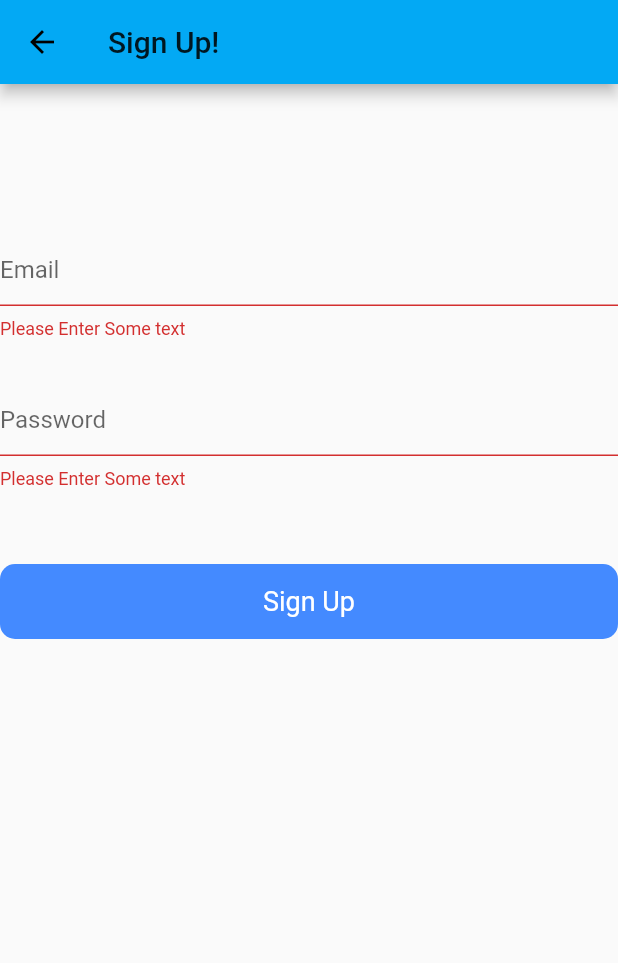
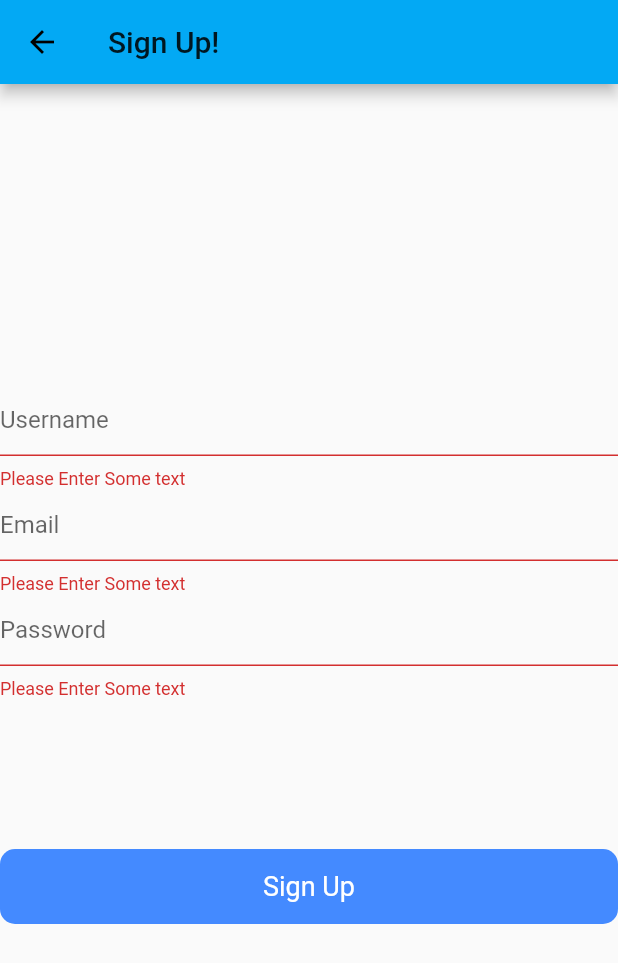
Before and after one commit to phodonou/Home-App, a Flutter app: the signUpPage screen opened by its route, after a tap on "Sign Up", on a phone screen of 412 x 824 dp. Shown: the top 963 px of the screen. Run offline on Flutter 3.47's test engine with Material 2 defaults, Android fonts, the phone set to English and light mode, and no system bars; our stand-ins replace cloud_firestore, firebase_auth; accounts and stored records are empty.

Commit message:
Kinda done but not really

```diff
--- a/lib/signUpPage.dart
+++ b/lib/signUpPage.dart
@@ -1,5 +1,6 @@
 import 'package:flutter/material.dart';
 import 'package:firebase_auth/firebase_auth.dart';
+import 'package:cloud_firestore/cloud_firestore.dart';
 
 final FirebaseAuth _auth = FirebaseAuth.instance;
 FirebaseUser user;
@@ -41,7 +42,6 @@ class signUpPageState extends State<signUpPage>{
     );
 
     Widget EmailTextField = new Container(
-      margin: EdgeInsets.only(bottom: 30.0),
       child: new TextFormField(
         keyboardType: TextInputType.emailAddress, //email address just to prevent auto-capitalization
         controller: emailController,
@@ -74,7 +74,7 @@ class signUpPageState extends State<signUpPage>{
       child: new Column(
         children: <Widget>[ EmailTextField, PasswordTextField],
       ),
-      margin: EdgeInsets.only(top: 100.0, bottom: 50.0),
+      margin: EdgeInsets.only(bottom: 100.0),
     );
 
     Widget SubmitButton = new Center(
@@ -97,6 +97,8 @@ class signUpPageState extends State<signUpPage>{
                         ));
                     try{ //try to sign in user
                       final user = await _auth.createUserWithEmailAndPassword(email: email, password: password); //wait until this completes
+                      await Firestore.instance.collection('user').document()
+                        .setData({'username':username, 'status':'green' });
                       Navigator.popUntil(context, (_) => !Navigator.canPop(context));
                       Navigator.pushReplacementNamed(context, '/main');
                     }
@@ -134,11 +136,15 @@ class signUpPageState extends State<signUpPage>{
       ),
       body: new Form(
           key: _formKey,
-          child: new ListView(
-            children: <Widget>[
-              TextInputs,
-              SubmitButton
-            ],
+          child: new Container(
+            child: new ListView(
+              children: <Widget>[
+                UsernameTextField,
+                TextInputs,
+                SubmitButton
+              ],
+            ),
+            margin: EdgeInsets.only(top: 200.0),
           )),
     );
 
--- a/pubspec.yaml
+++ b/pubspec.yaml
@@ -6,6 +6,7 @@ dependencies:
     sdk: flutter
   firebase_auth: "^0.5.10"
   google_sign_in: "^3.0.3"
+  cloud_firestore: "^0.7.2"
 
   # The following adds the Cupertino Icons font to your application.
   # Use with the CupertinoIcons class for iOS style icons.
```
Also changed, not shown: lib/mainPage.dart (+51 -8 lines), pubspec.lock, 4 other files.
